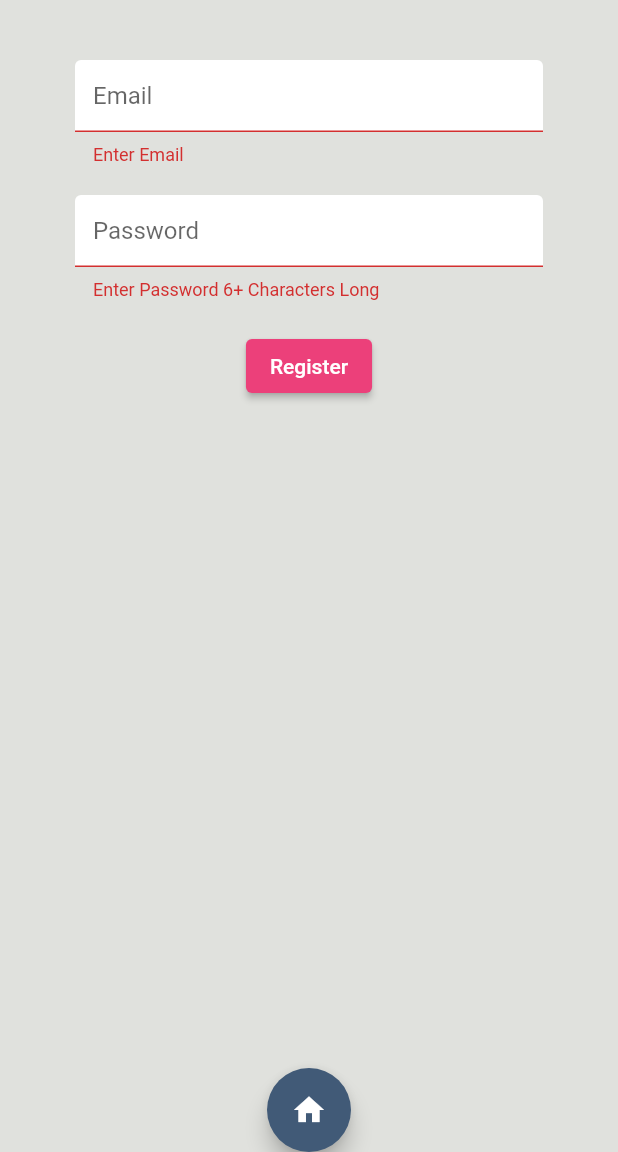
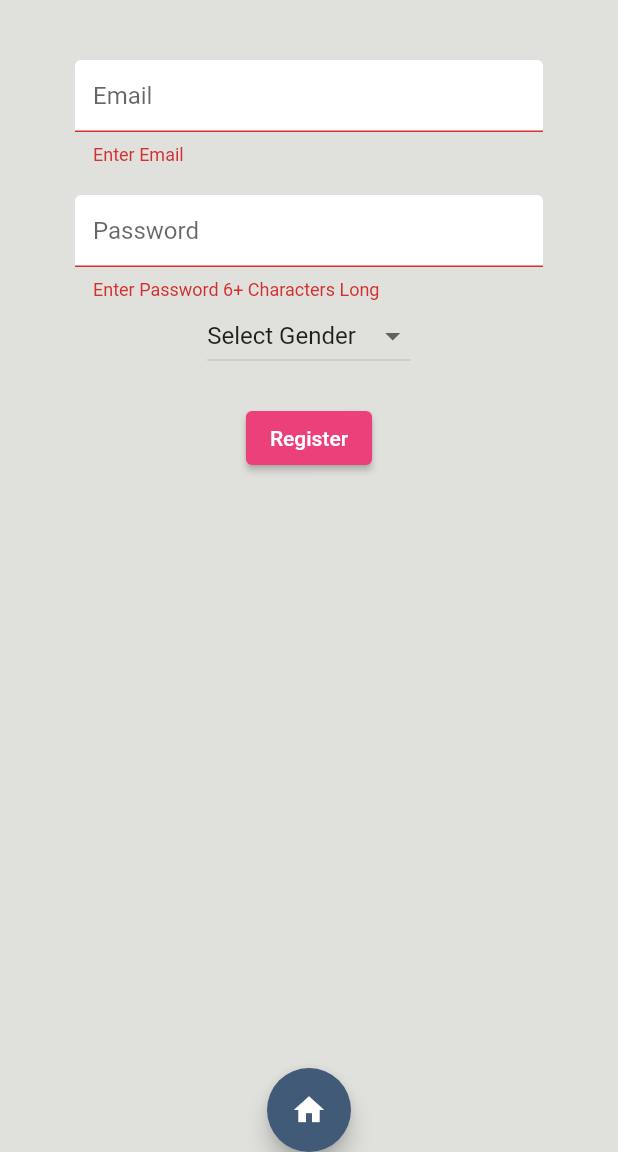
Before and after one commit to tmahmood-42/FlutterApp, a Flutter app: the Register screen opened directly with empty values, after a tap on "Register", on a phone screen of 412 x 824 dp, the part 84-1236 px from its top. Run offline on Flutter 3.47's test engine with Material 2 defaults, Android fonts, the light colour scheme and no system bars; our stand-ins replace cloud_firestore, firebase_auth, firebase_core, flutter_spinkit; accounts and stored records are empty.

Commit message:
Minor CHanges

```diff
--- a/english_app/lib/screens/authenticate/register.dart
+++ b/english_app/lib/screens/authenticate/register.dart
@@ -19,6 +19,8 @@ class _RegisterState extends State<Register> {
   String password = '';
   String error = '';
   bool loading = false;
+  List<String> dropDownGenderSelect = ['Male', 'Female', 'Decline to State', 'Select Gender'];
+  String selectedOption = 'Select Gender';
 
   final AuthService _auth = AuthService();
   final _formKey = GlobalKey<FormState>();
@@ -67,6 +69,23 @@ class _RegisterState extends State<Register> {
                   setState(() => password = val);
                 }
               ),
+              DropdownButton<String>(
+                value: selectedOption,
+                onChanged: (String? newValue) {
+                  // When an option is selected, update the 'selectedOption' variable
+                  if (newValue != null) {
+                    selectedOption = newValue;
+                    // Call setState() to rebuild the UI with the new selected option
+                    setState(() {});
+                  }
+                },
+                items: dropDownGenderSelect.map<DropdownMenuItem<String>>((String value) {
+                  return DropdownMenuItem<String>(
+                    value: value,
+                    child: Text(value),
+                  );
+                }).toList(),
+              ),
               SizedBox(height: 20.0,),
               ElevatedButton(
                 style: ElevatedButton.styleFrom(
--- a/english_app/lib/screens/wrapper.dart
+++ b/english_app/lib/screens/wrapper.dart
@@ -5,6 +5,7 @@ import 'package:provider/provider.dart';
 import 'package:english_app/models/app_user.dart';
 import 'package:english_app/Homework/formal_questions.dart';
 import 'package:english_app/screens/menu.dart';
+import 'package:english_app/screens/altTest.dart';
 
 class Wrapper extends StatelessWidget {
   Wrapper({super.key});
@@ -18,7 +19,7 @@ class Wrapper extends StatelessWidget {
     if (appUser == null) {
       return Authenticate();
     } else {
-      return Menu();
+      return MainSigninOrRegister();
     }
   }
 }
```
Also changed, not shown: english_app/lib/screens/altTest.dart (added, +53 -0 lines).
